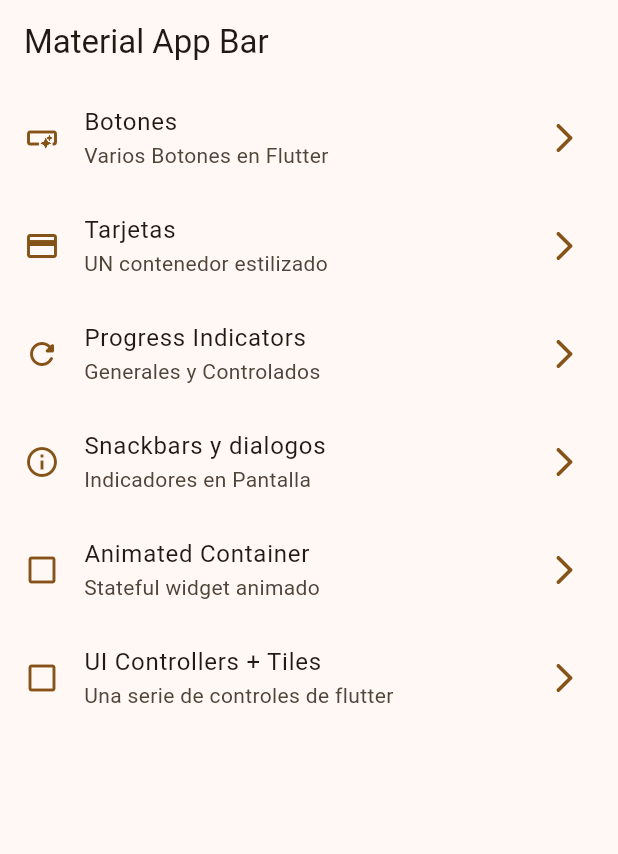
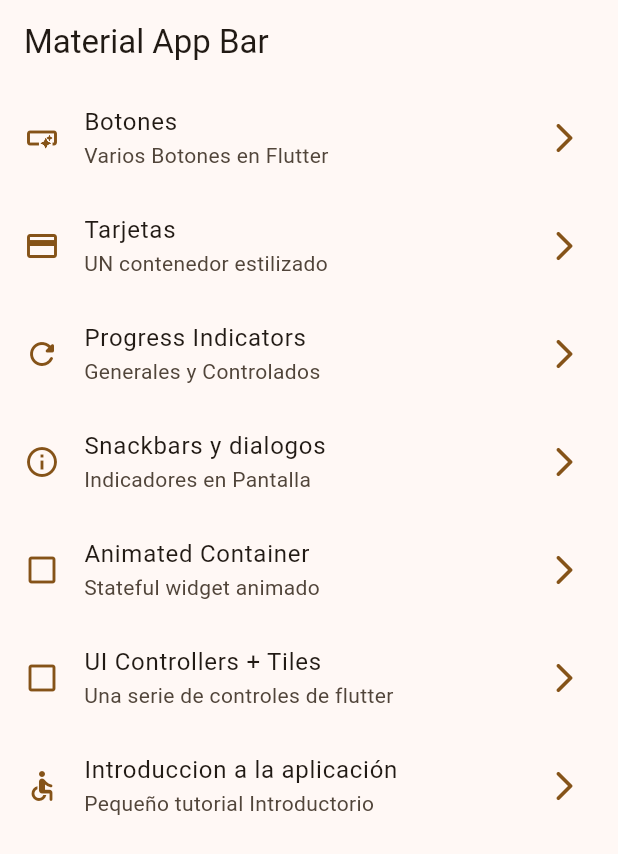
Before and after one commit to MiltonDanielhch/proyecto_tres, a Flutter app: the screen it shows after launch, on a phone screen of 412 x 824 dp. Shown: the top 854 px of the screen. Run offline on Flutter 3.47's test engine with Material 3 defaults, Android fonts, the phone set to English and light mode, and no system bars; our stand-ins replace go_router.

Commit message:
tutorial Screen added

```diff
--- a/lib/config/menu/menu_items.dart
+++ b/lib/config/menu/menu_items.dart
@@ -44,4 +44,9 @@ const appMenuItems = <MenuItem>[
       subTitle: 'Una serie de controles de flutter',
       link: '/ui-controllers',
       icon: Icons.check_box_outline_blank),
+  MenuItem(
+      title: 'Introduccion a la aplicación',
+      subTitle: 'Pequeño tutorial Introductorio',
+      link: '/tutorial',
+      icon: Icons.accessible_rounded),
 ];
--- a/lib/config/router/app_router.dart
+++ b/lib/config/router/app_router.dart
@@ -40,5 +40,10 @@ final appRoute = GoRouter(
       name: UiControlsScreen.name,
       builder: (context, state) => const UiControlsScreen(),
     ),
+    GoRoute(
+      path: '/tutorial',
+      name: AppTutorialScreen.name,
+      builder: (context, state) => const AppTutorialScreen(),
+    ),
   ],
 );
```
